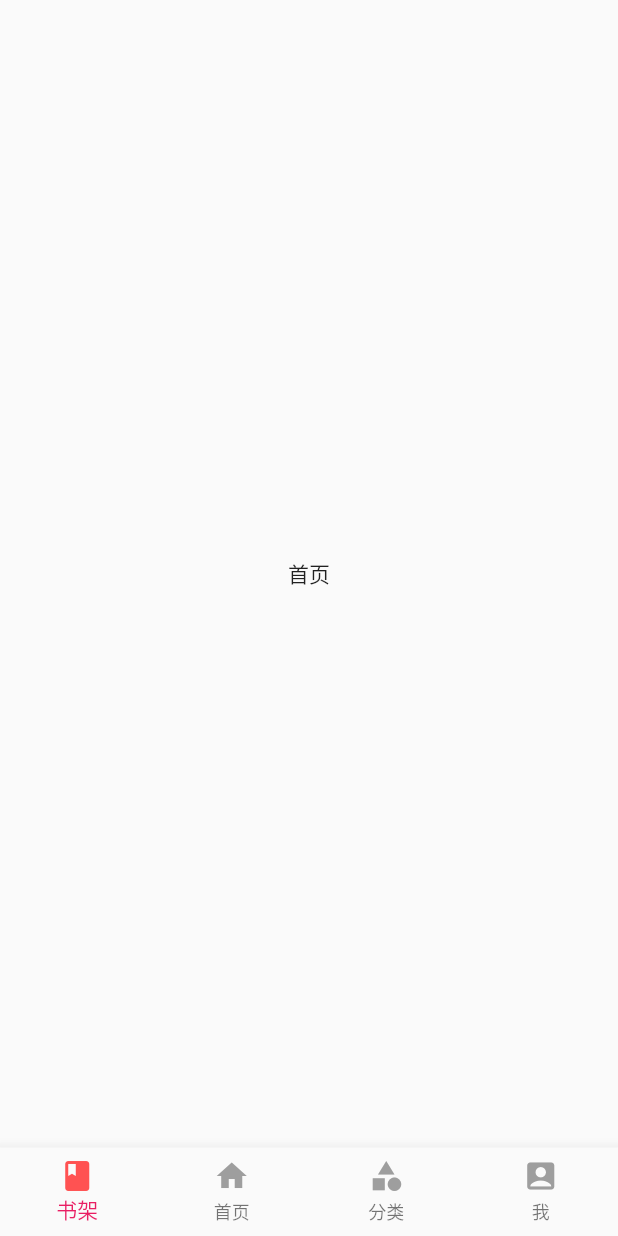
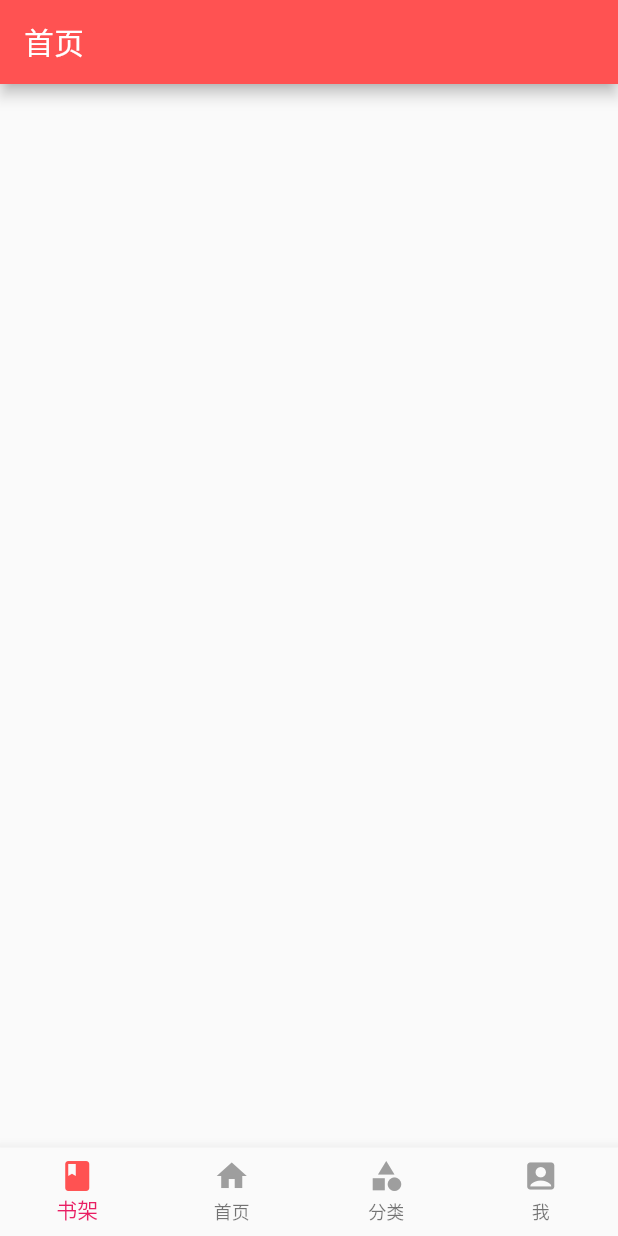
Before and after one commit to baoguok/Flutter_NovelReader, a Flutter app: the screen it shows after launch, swiped to page 2, on a phone screen of 412 x 824 dp. Run offline on Flutter 3.47's test engine with Material 2 defaults, Android fonts, the phone set to English and light mode, and no system bars; our stand-ins replace flutter_screenutil.

Commit message:
首页界面初始化

```diff
--- a/lib/pages/home_page.dart
+++ b/lib/pages/home_page.dart
@@ -7,9 +7,10 @@ class HomePage extends StatelessWidget {
   Widget build(BuildContext context) {
     // TODO: implement build
     return Scaffold(
-      body: Center(
-        child: Text(
-            '首页'
+      appBar: AppBar(
+        backgroundColor: Colors.redAccent,
+        title: Text(
+          '首页'
         ),
       ),
     );
```
